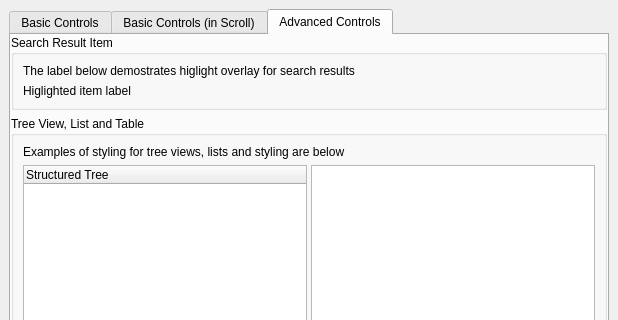
sand1024/LibreCAD, file librecad/src/ui/dialogs/settings/options_widget/support/lc_skin_preview_window.ui: the form before one commit; both pictures show x 0 to 618 and y 0 to 320 of the 618 by 812 pixel window.
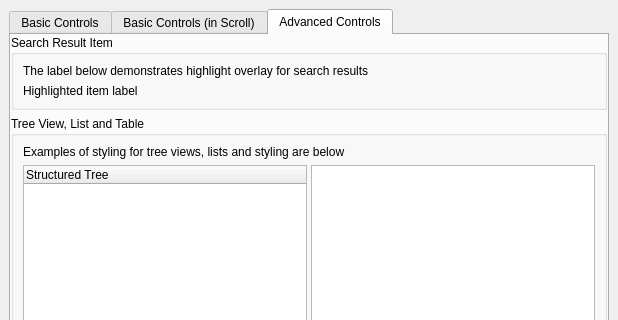
The form after the commit. The open tabs and pages were chosen to show the change. Icons and pictures are not drawn.

Diff of the .ui file:
```diff
--- a/librecad/src/ui/dialogs/settings/options_widget/support/lc_skin_preview_window.ui
+++ b/librecad/src/ui/dialogs/settings/options_widget/support/lc_skin_preview_window.ui
@@ -1388,14 +1388,14 @@
            <item row="0" column="0">
             <widget class="QLabel" name="label_3">
              <property name="text">
-              <string>The label below demostrates higlight overlay for search results</string>
+              <string>The label below demonstrates highlight overlay for search results</string>
              </property>
             </widget>
            </item>
            <item row="1" column="0">
             <widget class="QLabel" name="label_4">
              <property name="text">
-              <string>Higlighted item label</string>
+              <string>Highlighted item label</string>
              </property>
             </widget>
            </item>
```
Left out of the diff: 32 changed lines with no effect on the pictures.
